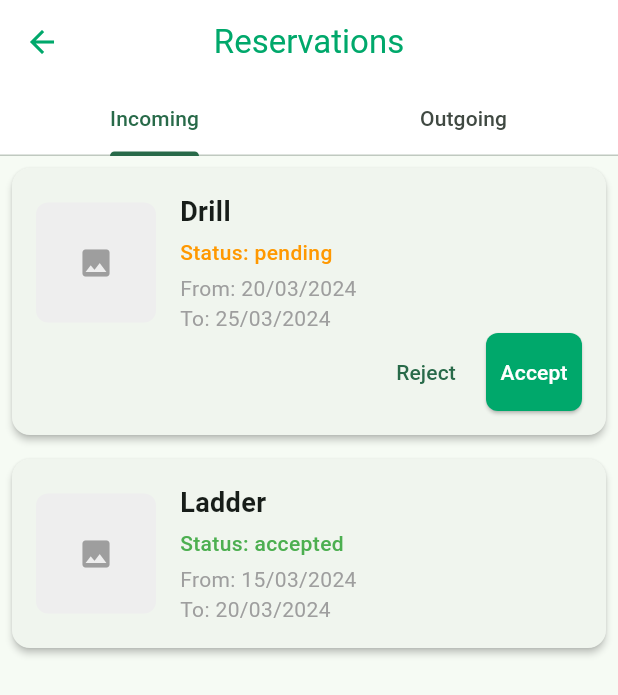
After one commit to adinho97/IntroMobileProject2, a Flutter app: the ReservationsScreen screen opened directly, on a phone screen of 412 x 824 dp. The commit adds this screen. Shown: the top 695 px of the screen. Run offline on Flutter 3.47's test engine with Material 3 defaults, Android fonts, the phone set to English and light mode, and no system bars; our stand-ins replace cached_network_image, cloud_firestore, firebase_auth, firebase_core, firebase_storage, flutter_map and 2 more; accounts and stored records are empty.

Commit message:
Add reservations tab with outgoing and incoming dummy ui

```diff
--- a/lendme/lib/screens/listing_screen.dart
+++ b/lendme/lib/screens/listing_screen.dart
@@ -3,6 +3,7 @@ import 'package:cloud_firestore/cloud_firestore.dart';
 import 'package:firebase_auth/firebase_auth.dart';
 import 'package:lendme/screens/add_item_screen.dart';
 import 'package:lendme/screens/map_screen.dart';
+import 'package:lendme/screens/reservations_screen.dart';
 import 'package:cached_network_image/cached_network_image.dart';
 import 'package:flutter_map/flutter_map.dart';
 import 'package:latlong2/latlong.dart';
@@ -41,7 +42,7 @@ class _ListingScreenState extends State<ListingScreen> with SingleTickerProvider
   @override
   void initState() {
     super.initState();
-    _tabController = TabController(length: 3, vsync: this);
+    _tabController = TabController(length: 4, vsync: this);
   }
 
   @override
@@ -758,6 +759,7 @@ class _ListingScreenState extends State<ListingScreen> with SingleTickerProvider
             Tab(text: 'List'),
             Tab(text: 'Map'),
             Tab(text: 'My Items'),
+            Tab(text: 'Reservations'),
           ],
         ),
       ),
@@ -781,6 +783,7 @@ class _ListingScreenState extends State<ListingScreen> with SingleTickerProvider
                 .snapshots(),
             true,
           ),
+          const ReservationsScreen(),
         ],
       ),
       floatingActionButton: _tabController.index == 0 || _tabController.index == 1
--- /dev/null
+++ b/lendme/lib/screens/reservations_screen.dart
@@ -0,0 +1,231 @@
+import 'package:flutter/material.dart';
+
+class ReservationsScreen extends StatefulWidget {
+  const ReservationsScreen({super.key});
+
+  @override
+  State<ReservationsScreen> createState() => _ReservationsScreenState();
+}
+
+class _ReservationsScreenState extends State<ReservationsScreen> with SingleTickerProviderStateMixin {
+  late TabController _tabController;
+
+  @override
+  void initState() {
+    super.initState();
+    _tabController = TabController(length: 2, vsync: this);
+  }
+
+  @override
+  void dispose() {
+    _tabController.dispose();
+    super.dispose();
+  }
+
+  @override
+  Widget build(BuildContext context) {
+    return Scaffold(
+      appBar: AppBar(
+        title: const Text('Reservations'),
+        bottom: TabBar(
+          controller: _tabController,
+          tabs: const [
+            Tab(text: 'Incoming'),
+            Tab(text: 'Outgoing'),
+          ],
+        ),
+      ),
+      body: TabBarView(
+        controller: _tabController,
+        children: [
+          _IncomingReservationsTab(),
+          _OutgoingReservationsTab(),
+        ],
+      ),
+    );
+  }
+}
+
+class _IncomingReservationsTab extends StatelessWidget {
+  @override
+  Widget build(BuildContext context) {
+    // Dummy data for UI
+    final reservations = [
+      {
+        'itemTitle': 'Drill',
+        'status': 'pending',
+        'startDate': '20/03/2024',
+        'endDate': '25/03/2024',
+        'itemImageUrl': 'https://example.com/drill.jpg',
+      },
+      {
+        'itemTitle': 'Ladder',
+        'status': 'accepted',
+        'startDate': '15/03/2024',
+        'endDate': '20/03/2024',
+        'itemImageUrl': 'https://example.com/ladder.jpg',
+      },
+    ];
+
+    if (reservations.isEmpty) {
+      return const Center(
+        child: Text('No incoming reservations yet'),
+      );
+    }
+
+    return ListView.builder(
+      itemCount: reservations.length,
+      itemBuilder: (context, index) {
+        return _ReservationCard(
+          reservation: reservations[index],
+          isIncoming: true,
+        );
+      },
+    );
+  }
+}
+
+class _OutgoingReservationsTab extends StatelessWidget {
+  @override
+  Widget build(BuildContext context) {
+    // Dummy data for UI
+    final reservations = [
+      {
+        'itemTitle': 'Hammer',
+        'status': 'pending',
+        'startDate': '22/03/2024',
+        'endDate': '24/03/2024',
+        'itemImageUrl': 'https://example.com/hammer.jpg',
+      },
+      {
+        'itemTitle': 'Screwdriver Set',
+        'status': 'accepted',
+        'startDate': '18/03/2024',
+        'endDate': '21/03/2024',
+        'itemImageUrl': 'https://example.com/screwdriver.jpg',
+      },
+    ];
+
+    if (reservations.isEmpty) {
+      return const Center(
+        child: Text('No outgoing reservations yet'),
+      );
+    }
+
+    return ListView.builder(
+      itemCount: reservations.length,
+      itemBuilder: (context, index) {
+        return _ReservationCard(
+          reservation: reservations[index],
+          isIncoming: false,
+        );
+      },
+    );
+  }
+}
+
+class _ReservationCard extends StatelessWidget {
+  final Map<String, dynamic> reservation;
+  final bool isIncoming;
+
+  const _ReservationCard({
+    required this.reservation,
+    required this.isIncoming,
+  });
+
+  @override
+  Widget build(BuildContext context) {
+    return Card(
+      margin: const EdgeInsets.all(8),
+      child: Padding(
+        padding: const EdgeInsets.all(16),
+        child: Column(
+          crossAxisAlignment: CrossAxisAlignment.start,
+          children: [
+            Row(
+              children: [
+                if (reservation['itemImageUrl'] != null)
+                  Container(
+                    width: 80,
+                    height: 80,
+                    decoration: BoxDecoration(
+                      color: Colors.grey[200],
+                      borderRadius: BorderRadius.circular(8),
+                    ),
+                    child: const Center(
+                      child: Icon(
+                        Icons.image,
+                        color: Colors.grey,
+                      ),
+                    ),
+                  ),
+                const SizedBox(width: 16),
+                Expanded(
+                  child: Column(
+                    crossAxisAlignment: CrossAxisAlignment.start,
+                    children: [
+                      Text(
+                        reservation['itemTitle'] ?? 'Unknown Item',
+                        style: const TextStyle(
+                          fontSize: 18,
+                          fontWeight: FontWeight.bold,
+                        ),
+                      ),
+                      const SizedBox(height: 4),
+                      Text(
+                        'Status: ${reservation['status']}',
+                        style: TextStyle(
+                          color: _getStatusColor(reservation['status']),
+                          fontWeight: FontWeight.w500,
+                        ),
+                      ),
+                      const SizedBox(height: 4),
+                      Text(
+                        'From: ${reservation['startDate']}',
+                        style: const TextStyle(color: Colors.grey),
+                      ),
+                      Text(
+                        'To: ${reservation['endDate']}',
+                        style: const TextStyle(color: Colors.grey),
+                      ),
+                    ],
+                  ),
+                ),
+              ],
+            ),
+            if (isIncoming && reservation['status'] == 'pending')
+              Row(
+                mainAxisAlignment: MainAxisAlignment.end,
+                children: [
+                  TextButton(
+                    onPressed: () {},
+                    child: const Text('Reject'),
+                  ),
+                  const SizedBox(width: 8),
+                  ElevatedButton(
+                    onPressed: () {},
+                    child: const Text('Accept'),
+                  ),
+                ],
+              ),
+          ],
+        ),
+      ),
+    );
+  }
+
+  Color _getStatusColor(String status) {
+    switch (status.toLowerCase()) {
+      case 'pending':
+        return Colors.orange;
+      case 'accepted':
+        return Colors.green;
+      case 'rejected':
+        return Colors.red;
+      case 'completed':
+        return Colors.blue;
+      default:
+        return Colors.grey;
+    }
+  }
+}
```
